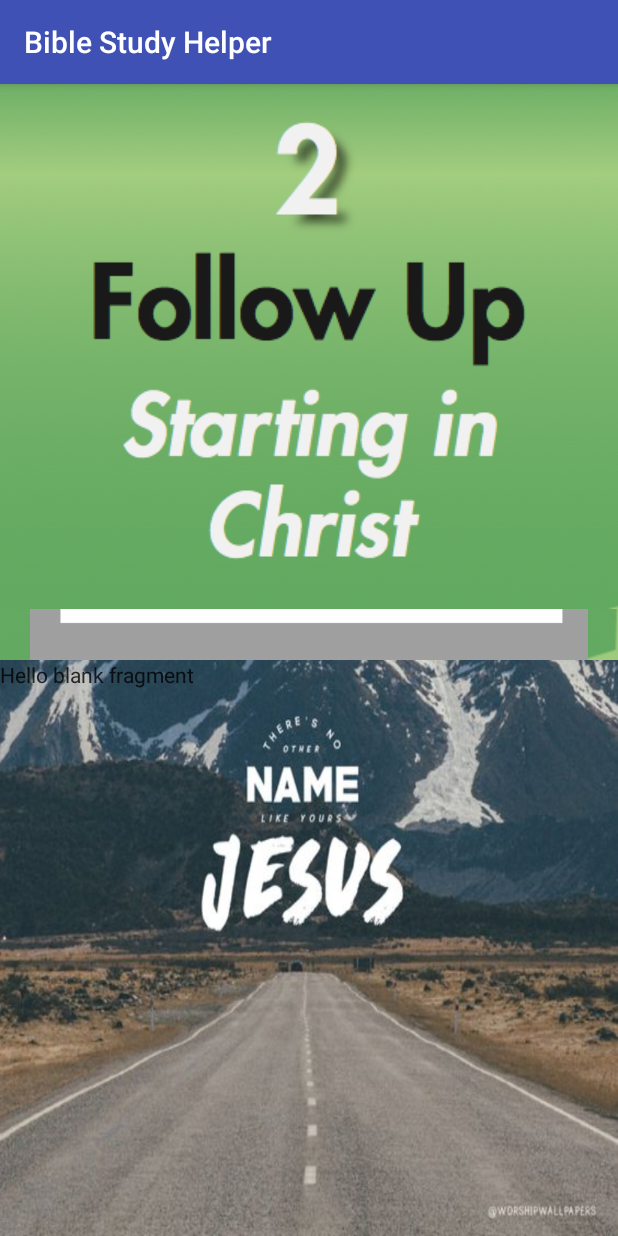
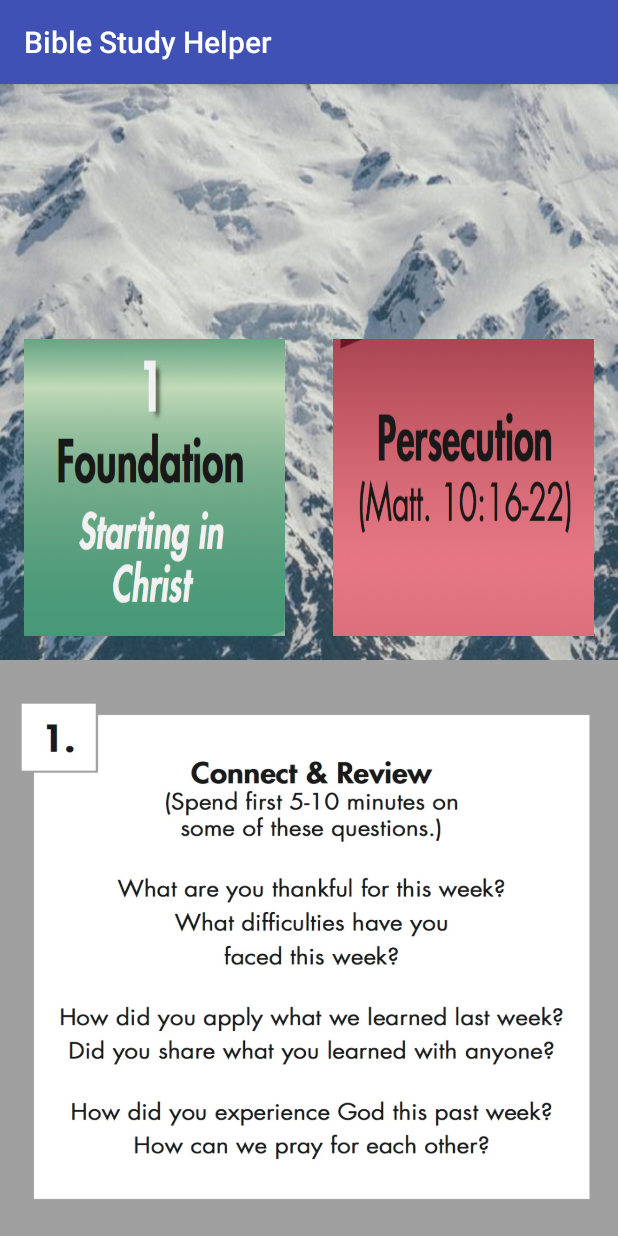
Before and after one commit to archerlml/BridgesAndroid, an Android app: the screen it shows after launch (MainActivity), on a phone screen of 412 x 824 dp. Run offline under Robolectric (Android 15) with nearby library versions, the phone set to English and light mode, and no system bars.

Commit message:
make it could change the image

```diff
--- a/app/src/main/java/edu/sjsu/minglu/biblestudyhelper/topFragment.java
+++ b/app/src/main/java/edu/sjsu/minglu/biblestudyhelper/topFragment.java
@@ -23,6 +23,11 @@ public class topFragment extends Fragment {
     // the fragment initialization parameters, e.g. ARG_ITEM_NUMBER
     private static final String ARG_PARAM1 = "param1";
     private static final String ARG_PARAM2 = "param2";
+
+    private static int[] imgs = { R.drawable.c1, R.drawable.c2, R.drawable.c3, R.drawable.c4,R.drawable.c5,R.drawable.c6,R.drawable.c7,R.drawable.c8 };
+    private int chapter = 0;
+    private int count = 0;
+    //private static int[][] passengers = { {R.drawable.c1_1, R.drawable.c1_2, R.drawable.c1_3, R.drawable.c1_4,R.drawable.c1_5}, {R.drawable.c2_1, R.drawable.c2_2, R.drawable.c2_3, R.drawable.c2_4,R.drawable.c2_5}, {R.drawable.c3_1, R.drawable.c3_2, R.drawable.c3_3, R.drawable.c3_4,R.drawable.c3_5}, {R.drawable.c4_1, R.drawable.c4_2, R.drawable.c4_3, R.drawable.c4_4,R.drawable.c4_5}, {R.drawable.c5_1, R.drawable.c5_2, R.drawable.c5_3, R.drawable.c5_4,R.drawable.c5_5}, {R.drawable.c6_1, R.drawable.c6_2, R.drawable.c6_3, R.drawable.c6_4,R.drawable.c6_5}, {R.drawable.c7_1, R.drawable.c7_2, R.drawable.c7_3, R.drawable.c7_4,R.drawable.c7_5}, {R.drawable.c8_1, R.drawable.c8_2, R.drawable.c8_3, R.drawable.c8_4,R.drawable.c8_5}};
 
     // TODO: Rename and change types of parameters
     private String mParam1;
@@ -63,14 +68,32 @@ public class topFragment extends Fragment {
     }
 
     @Override
-    public View onCreateView(LayoutInflater inflater, ViewGroup container,
+    public View onCreateView(LayoutInflater inflater, final ViewGroup container,
                              Bundle savedInstanceState) {
         // Inflate the layout for this fragment
        // return inflater.inflate(R.layout.fragment_top, container, false);
-        View view=  inflater.inflate(R.layout.fragment_top, container, false);
-        image_view = (ImageView) view.findViewById(R.id.chapter1);
-        image_view.setImageResource(R.drawable.c2);
-        image_view.bringToFront();
+        final View view=  inflater.inflate(R.layout.fragment_top, container, false);
+        final ImageView imgFavorite = (ImageView) view.findViewById(R.id.chapter);
+        final ImageView bibleimg = (ImageView) view.findViewById(R.id.bible);
+        imgFavorite.setOnClickListener(new View.OnClickListener() {
+            @Override
+            public void onClick(View v) {
+                if (chapter == 7)
+                    chapter = 0;
+                else
+                    chapter++;
+                imgFavorite.setImageResource(imgs[chapter]);
+                count = 0;
+                String id = "c" + chapter + "_0";
+                int resID = getResources().getIdentifier(id, "drawable", "edu.sjsu.minglu.biblestudyhelper");
+                ImageView temp = (ImageView) view.findViewById(R.id.bible);
+                temp.setImageResource(resID);
+
+            }
+        });
+        //image_view = (ImageView) view.findViewById(R.id.chapter);
+        //image_view.setImageResource(R.drawable.c2);
+        //image_view.bringToFront();
         return view;
     }
 
--- a/app/src/main/res/layout/fragment_bot.xml
+++ b/app/src/main/res/layout/fragment_bot.xml
@@ -5,9 +5,10 @@
     tools:context="edu.sjsu.minglu.biblestudyhelper.botFragment">
 
     <!-- TODO: Update blank fragment layout -->
-    <TextView
-        android:layout_width="match_parent"
+    <ImageView
+        android:id="@+id/question"
+        android:background="@drawable/pods_i"
         android:layout_height="match_parent"
-        android:text="@string/hello_blank_fragment" />
+        android:layout_width="fill_parent" />
 
 </FrameLayout>
--- a/app/src/main/res/layout/fragment_top.xml
+++ b/app/src/main/res/layout/fragment_top.xml
@@ -2,23 +2,42 @@
     xmlns:tools="http://schemas.android.com/tools"
     android:layout_width="match_parent"
     android:layout_height="match_parent"
-    tools:context="edu.sjsu.minglu.biblestudyhelper.topFragment">
+    tools:context="edu.sjsu.minglu.biblestudyhelper.topFragment"
+    >
+    <LinearLayout android:layout_width="match_parent"
+        android:layout_height="match_parent"
+        android:weightSum="2"
+        android:orientation="vertical">
+        <LinearLayout android:layout_width="match_parent"
+            android:layout_height="match_parent"
+            android:layout_weight="1.2">
+        </LinearLayout>
+        <LinearLayout android:layout_width="match_parent"
+            android:layout_height="match_parent"
+            android:layout_weight="0.8"
+            android:weightSum="1">
+            <ImageView
+                android:id="@+id/chapter"
+                android:background="@drawable/c1"
+                android:layout_height="match_parent"
+                android:layout_width="fill_parent"
+                android:layout_margin="16dp"
+                android:layout_weight="0.5"
+                android:adjustViewBounds="true"
+                android:scaleType="fitCenter" />
+            <ImageView
+                android:id="@+id/bible"
+                android:layout_height="match_parent"
+                android:layout_width="fill_parent"
+                android:background="@drawable/c8_1"
+                android:layout_margin="16dp"
+                android:layout_weight="0.5"
+                android:adjustViewBounds="true"
+                android:scaleType="fitCenter" />
+        </LinearLayout>
+    </LinearLayout>
 
-    <ImageButton
-        android:id="@+id/chapter1"
-        android:layout_width="wrap_content"
-        android:layout_height="wrap_content"
-        android:background="@drawable/c1"/>
-    <ImageButton
-        android:id="@+id/bible1"
-        android:layout_width="wrap_content"
-        android:layout_height="match_parent"
-        android:background="@drawable/c2"/>
-    <ImageView
-        android:id="@+id/pods"
-        android:layout_width="match_parent"
-        android:layout_height="match_parent"
-        android:src="@drawable/pods_i"/>
+
 
 
 </FrameLayout>
```
